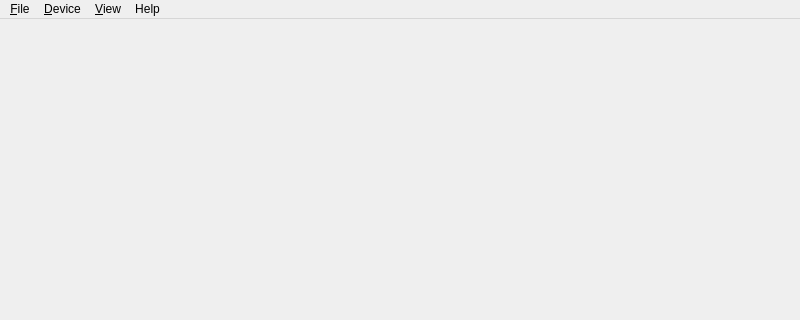
Qt form joulescope_ui/main_window.ui (jetperch/pyjoulescope_ui) before a commit; both pictures show x 0 to 800 and y 0 to 320 of the 800 by 600 pixel window.
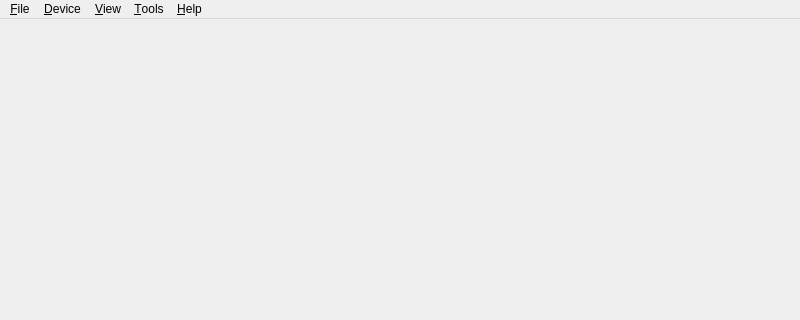
The same form after that commit. Icons and pictures are not drawn.

Commit message: Simplified version (only change setup.py), added about, and added placeholder for USB Inrush tool.

Diff of the .ui file:
```diff
--- a/joulescope_ui/main_window.ui
+++ b/joulescope_ui/main_window.ui
@@ -48,12 +48,20 @@
    </widget>
    <widget class="QMenu" name="menuHelp">
     <property name="title">
-     <string>Help</string>
+     <string>&amp;Help</string>
     </property>
+    <addaction name="actionAbout"/>
+   </widget>
+   <widget class="QMenu" name="menuTools">
+    <property name="title">
+     <string>&amp;Tools</string>
+    </property>
+    <addaction name="actionUsbInrush"/>
    </widget>
    <addaction name="menuFile"/>
    <addaction name="menuDevice"/>
    <addaction name="menuView"/>
+   <addaction name="menuTools"/>
    <addaction name="menuHelp"/>
   </widget>
   <action name="actionExit">
```
Left out of the diff: 10 changed lines with no effect on the pictures. The commit also changes 6 other files.
